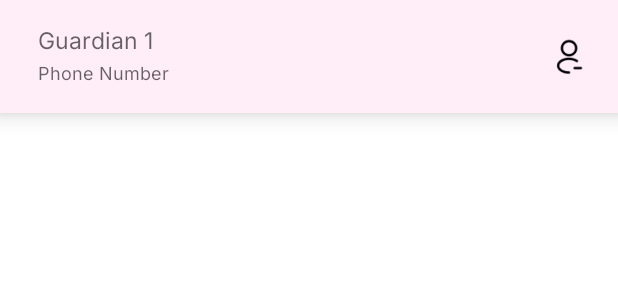
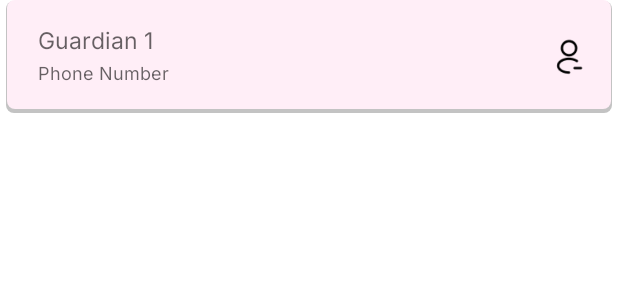
Before and after one commit to PawandeepKaur2405/Sakhi, an Android app: the layout guardian_item.xml on its own in the app's theme, with its tools: preview values and no code run, on a phone screen of 412 x 824 dp. Shown: the top 300 px of the screen. Run offline under Robolectric (Android 15) with nearby library versions, the phone set to English and light mode, and no system bars.

Commit message:
3 Commit

```diff
--- /dev/null
+++ b/app/src/main/res/drawable/guardianbg.xml
@@ -0,0 +1,24 @@
+<?xml version="1.0" encoding="utf-8"?>
+<selector xmlns:android="http://schemas.android.com/apk/res/android">
+
+    <item>
+        <layer-list>
+            <item android:right="4dp" android:top="1dp"
+                android:left="4dp">
+                <shape android:shape="rectangle">
+                    <corners android:radius="5dp" />
+                    <solid android:color="#C3C3C3" />
+                </shape>
+            </item>
+
+            <item android:bottom="3dp" android:left="5dp"
+                android:right="5dp">
+                <shape android:shape="rectangle">
+                    <solid android:color="#FFEEF7"/>
+                    <corners android:radius="5dp"/>
+                </shape>
+            </item>
+
+        </layer-list>
+    </item>
+</selector>
--- a/app/src/main/res/layout/fragment_user_details.xml
+++ b/app/src/main/res/layout/fragment_user_details.xml
@@ -116,10 +116,12 @@
         app:layout_constraintLeft_toLeftOf="parent"
         app:layout_constraintRight_toRightOf="parent"
         app:layout_constraintTop_toBottomOf="@id/linearLayout"
+        app:layout_constraintBottom_toTopOf="@id/ContinueButton"
 
         android:layout_marginLeft="25dp"
         android:layout_marginRight="25dp"
         android:layout_marginTop="20dp"
+        android:layout_marginBottom="20dp"
         >
 
         <androidx.recyclerview.widget.RecyclerView
--- a/app/src/main/res/layout/guardian_item.xml
+++ b/app/src/main/res/layout/guardian_item.xml
@@ -3,8 +3,9 @@
     android:layout_width="match_parent"
     android:layout_height="75dp"
     xmlns:app="http://schemas.android.com/apk/res-auto"
-    android:background="#FFEEF7"
-    android:elevation="10dp">
+    android:background="@drawable/guardianbg"
+    android:layout_marginBottom="5dp"
+    >
 
     <TextView
         android:id="@+id/GNameTextView"
--- a/app/src/main/res/navigation/nav_graph.xml
+++ b/app/src/main/res/navigation/nav_graph.xml
@@ -44,6 +44,9 @@
         <action
             android:id="@+id/action_userDetails_to_guardianDetailsFragment"
             app:destination="@id/guardianDetailsFragment" />
+        <action
+            android:id="@+id/action_userDetails_self"
+            app:destination="@id/userDetails" />
     </fragment>
     <fragment
         android:id="@+id/guardianDetailsFragment"
```
Also changed, not shown: app/src/main/java/com/example/sakhi/Adapters/GuardianAdapter.kt (+28 -0 lines), app/src/main/java/com/example/sakhi/Fragments/UserDetails.kt (+10 -14 lines), app/src/main/java/com/example/sakhi/Repository/UserRepo.kt (+8 -0 lines).
